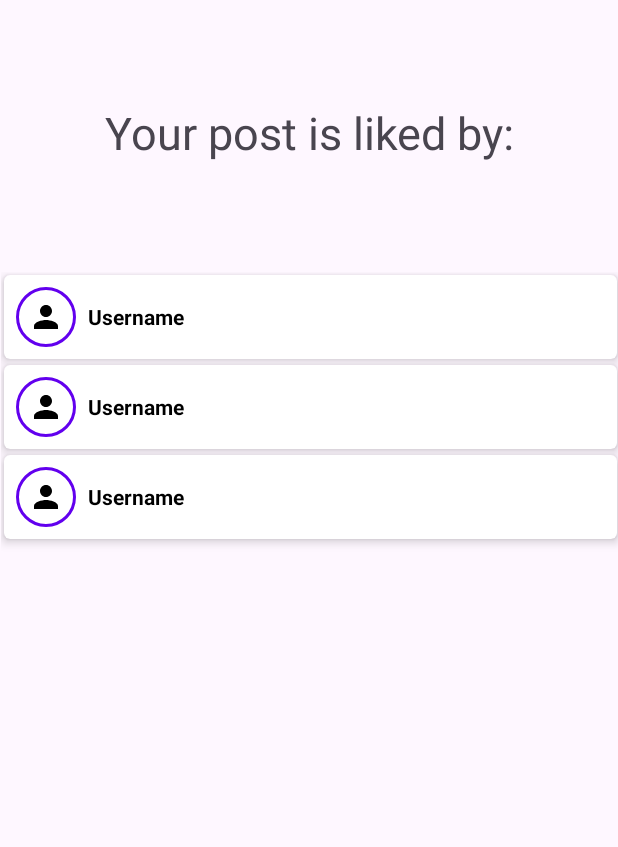
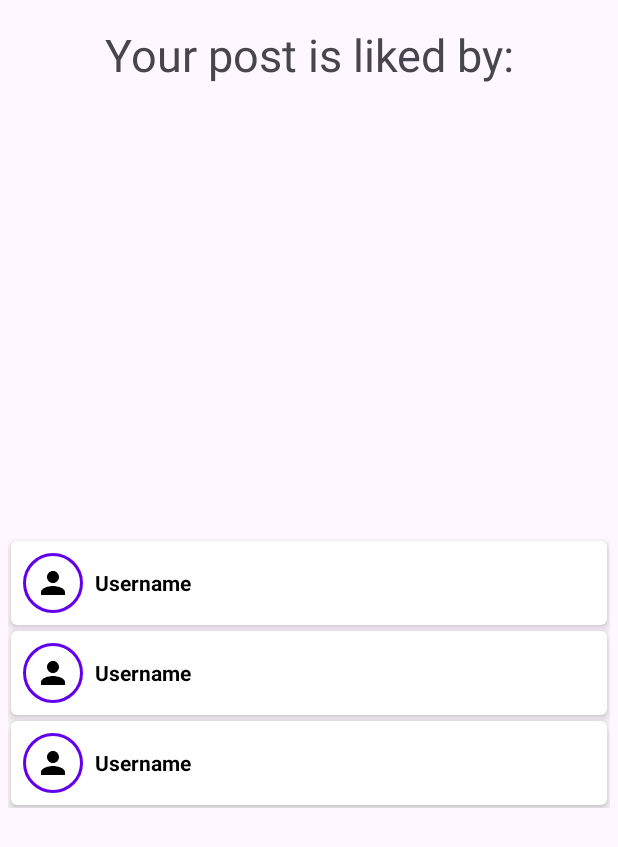
Before and after one commit to Robinjakobsson/PhotoQuestV3, an Android app: the layout fragment_likes.xml on its own in the app's theme, with its tools: preview values and no code run, on a phone screen of 412 x 824 dp. Shown: the top 847 px of the screen. Run offline under Robolectric (Android 15) with nearby library versions, the phone set to English and light mode, and no system bars.

Commit message:
Minor update overall
- Added string resource "your_post_is_liked_by"
- Refactored LikesFragment layout to include info text and adjust constraints
- Removed `getFriendLikeAt` function from LikesAdapter.

```diff
--- a/app/src/main/java/com/example/photoquestv3/Adapter/LikesAdapter.kt
+++ b/app/src/main/java/com/example/photoquestv3/Adapter/LikesAdapter.kt
@@ -7,7 +7,9 @@ import android.view.ViewGroup
 import android.widget.ImageView
 import android.widget.TextView
 import androidx.recyclerview.widget.RecyclerView
+import com.airbnb.lottie.model.content.RoundedCorners
 import com.bumptech.glide.Glide
+import com.bumptech.glide.request.RequestOptions
 import com.example.photoquestv3.Models.User
 import com.example.photoquestv3.R
 
@@ -41,10 +43,6 @@ class LikesAdapter (
             .into(holder.profileImage)
     }
 
-    fun getFriendLikeAt(position: Int): User {
-        return friendList[position]
-    }
-
     fun updateList(friends : List<User>) {
         friendList.clear()
         friendList.addAll(friends)
--- a/app/src/main/res/layout/fragment_likes.xml
+++ b/app/src/main/res/layout/fragment_likes.xml
@@ -5,26 +5,27 @@
     android:layout_width="match_parent"
     android:layout_height="match_parent">
 
+    <TextView
+        android:id="@+id/infoLikesInBottomSheet"
+        android:layout_width="0dp"
+        android:layout_height="wrap_content"
+        android:text="@string/your_post_is_liked_by"
+        android:textAlignment="center"
+        android:padding="16dp"
+        android:textSize="30sp"
+        app:layout_constraintEnd_toEndOf="parent"
+        app:layout_constraintStart_toStartOf="parent"
+        app:layout_constraintTop_toTopOf="parent" />
+
     <androidx.recyclerview.widget.RecyclerView
         android:id="@+id/likesRecyclerView"
-        android:layout_width="423dp"
-        android:layout_height="580dp"
+        android:layout_width="match_parent"
+        android:layout_height="wrap_content"
+        android:padding="5dp"
         app:layout_constraintBottom_toBottomOf="parent"
         app:layout_constraintEnd_toEndOf="parent"
         app:layout_constraintStart_toStartOf="parent"
         app:layout_constraintTop_toBottomOf="@+id/infoLikesInBottomSheet"
         tools:listitem="@layout/item_likes"
-        android:padding="5dp"
         />
-
-    <TextView
-        android:id="@+id/infoLikesInBottomSheet"
-        android:layout_width="wrap_content"
-        android:layout_height="wrap_content"
-        android:text="Your post is liked by:"
-        android:textSize="30sp"
-        app:layout_constraintBottom_toTopOf="@+id/likesRecyclerView"
-        app:layout_constraintEnd_toEndOf="parent"
-        app:layout_constraintStart_toStartOf="parent"
-        app:layout_constraintTop_toTopOf="parent" />
 </androidx.constraintlayout.widget.ConstraintLayout>
--- a/app/src/main/res/values/strings.xml
+++ b/app/src/main/res/values/strings.xml
@@ -38,4 +38,5 @@
     <string name="a_comment_has_been_made">A comment has been made</string>
     <string name="follow">Follow</string>
     <string name="unfollow">Unfollow</string>
+    <string name="your_post_is_liked_by">Your post is liked by:</string>
 </resources>
```
